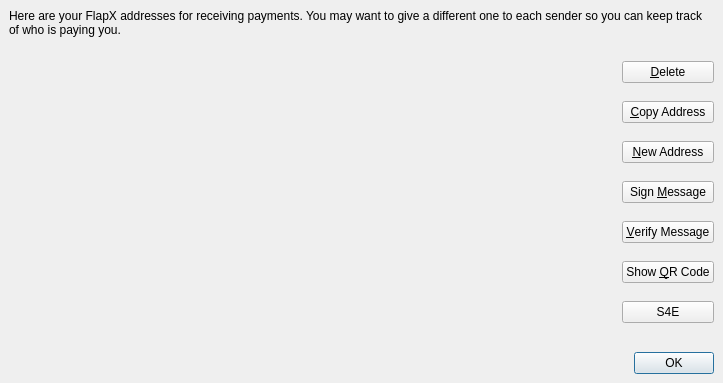
Before: the Qt Designer form src/qt/forms/addressbookpage.ui in FlapXCoin/flapxcoin, drawn with Qt 5.
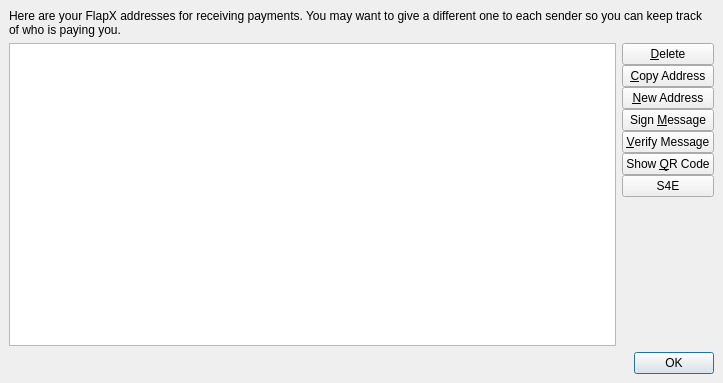
After: the same form once the commit is applied. Icons and pictures are not drawn.

Commit message: GUI: replace hand-set palettes and style sheets with one central style

```diff
--- a/src/qt/forms/addressbookpage.ui
+++ b/src/qt/forms/addressbookpage.ui
@@ -69,9 +69,6 @@
               <property name="contextMenuPolicy">
                <enum>Qt::CustomContextMenu</enum>
               </property>
-              <property name="styleSheet">
-               <string notr="true">background:transparent;</string>
-              </property>
               <property name="tabKeyNavigation">
                <bool>false</bool>
               </property>
@@ -99,13 +96,6 @@
               </property>
               <item>
                <widget class="QPushButton" name="deleteButton">
-                <property name="palette">
-                 <palette>
-                  <active/>
-                  <inactive/>
-                  <disabled/>
-                 </palette>
-                </property>
                 <property name="text">
                  <string>&amp;Delete</string>
                 </property>
@@ -117,13 +107,6 @@
               </item>
               <item>
                <widget class="QPushButton" name="copyToClipboard">
-                <property name="palette">
-                 <palette>
-                  <active/>
-                  <inactive/>
-                  <disabled/>
-                 </palette>
-                </property>
                 <property name="text">
                  <string>&amp;Copy Address</string>
                 </property>
@@ -135,13 +118,6 @@
               </item>
               <item>
                <widget class="QPushButton" name="newAddressButton">
-                <property name="palette">
-                 <palette>
-                  <active/>
-                  <inactive/>
-                  <disabled/>
-                 </palette>
-                </property>
                 <property name="text">
                  <string>&amp;New Address</string>
                 </property>
@@ -153,13 +129,6 @@
               </item>
               <item>
                <widget class="QPushButton" name="signMessage">
-                <property name="palette">
-                 <palette>
-                  <active/>
-                  <inactive/>
-                  <disabled/>
-                 </palette>
-                </property>
                 <property name="text">
                  <string>Sign &amp;Message</string>
                 </property>
@@ -171,13 +140,6 @@
               </item>
               <item>
                <widget class="QPushButton" name="verifyMessage">
-                <property name="palette">
-                 <palette>
-                  <active/>
-                  <inactive/>
-                  <disabled/>
-                 </palette>
-                </property>
                 <property name="text">
                  <string>&amp;Verify Message</string>
                 </property>
@@ -189,13 +151,6 @@
               </item>
               <item>
                <widget class="QPushButton" name="showQRCode">
-                <property name="palette">
-                 <palette>
-                  <active/>
-                  <inactive/>
-                  <disabled/>
-                 </palette>
-                </property>
                 <property name="text">
                  <string>Show &amp;QR Code</string>
                 </property>
@@ -207,18 +162,24 @@
               </item>
               <item>
                <widget class="QPushButton" name="stakeForCharityPushButton">
-                <property name="palette">
-                 <palette>
-                  <active/>
-                  <inactive/>
-                  <disabled/>
-                 </palette>
-                </property>
                 <property name="text">
                  <string>S4E</string>
                 </property>
                </widget>
               </item>
+              <item>
+               <spacer name="buttonsBottomSpacer">
+                <property name="orientation">
+                 <enum>Qt::Vertical</enum>
+                </property>
+                <property name="sizeHint" stdset="0">
+                 <size>
+                  <width>20</width>
+                  <height>40</height>
+                 </size>
+                </property>
+               </spacer>
+              </item>
              </layout>
             </item>
            </layout>
```
Left out of the diff: 189 changed lines with no effect on the pictures. The commit also changes 16 other files.
